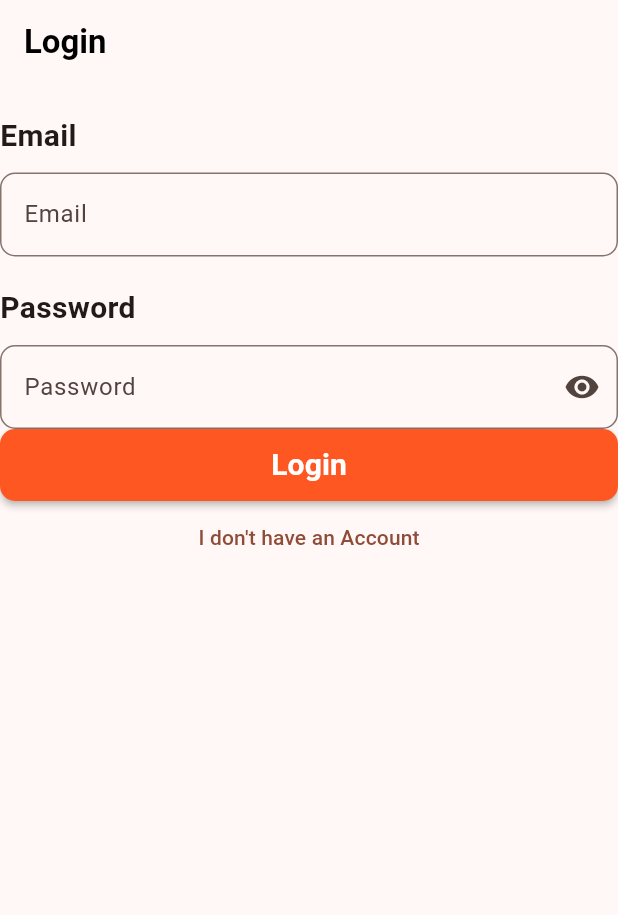
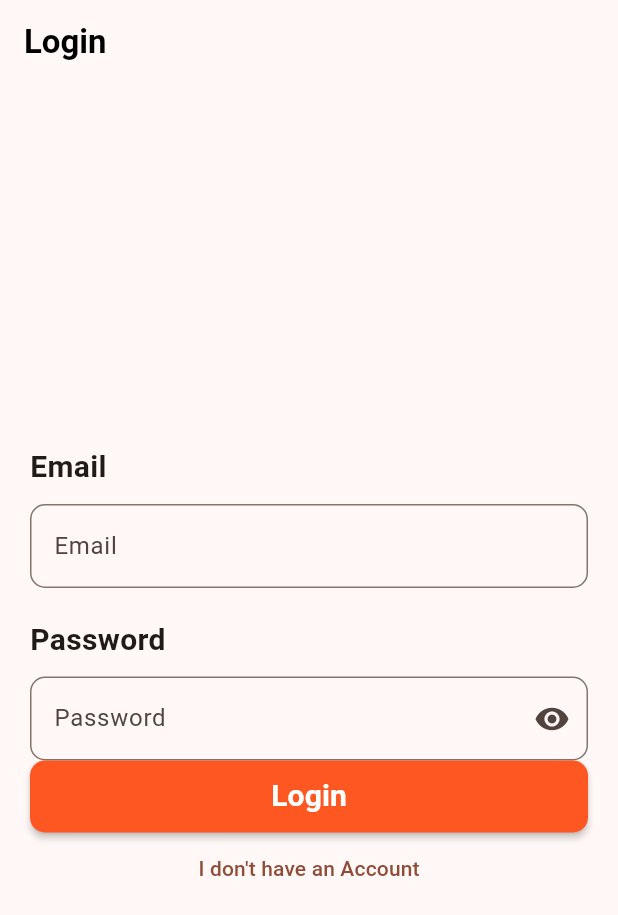
Before and after one commit to MahmoudHamdy19/hns_chat, a Flutter app: the screen it shows after launch, on a phone screen of 412 x 824 dp. Shown: the top 915 px of the screen. Run offline on Flutter 3.47's test engine with Material 3 defaults, Android fonts, the phone set to English and light mode, and no system bars; our stand-ins replace cloud_firestore, firebase_auth, firebase_core, get; accounts and stored records are empty.

```diff
--- a/lib/ui/auth/login/binding/login_binding.dart
+++ b/lib/ui/auth/login/binding/login_binding.dart
@@ -4,7 +4,7 @@ import 'package:hns_chat/ui/auth/login/controller/login_controller.dart';
 class LogInBinding extends Bindings{
   @override
   void dependencies() {
-    Get.put(()=>LogInController(),);
+    Get.put(LogInController(),);
   }
 
 }
--- a/lib/ui/auth/login/login_screen.dart
+++ b/lib/ui/auth/login/login_screen.dart
@@ -29,6 +29,9 @@ final GlobalKey<FormState> _key =GlobalKey<FormState>();
   _Body(){
     return Form(
       key: _key,
+      child: Center(
+        child: SingleChildScrollView(
+          padding: EdgeInsets.all(20.0),
           child: Column(
             children: [
               CustomTextForm(
@@ -55,6 +58,8 @@ final GlobalKey<FormState> _key =GlobalKey<FormState>();
               }, child: const Text('I don\'t have an Account'))
             ],
           ),
+        ),
+      ),
     );
   }
 }
```
Lines whose indentation alone changed are shown as unchanged.
